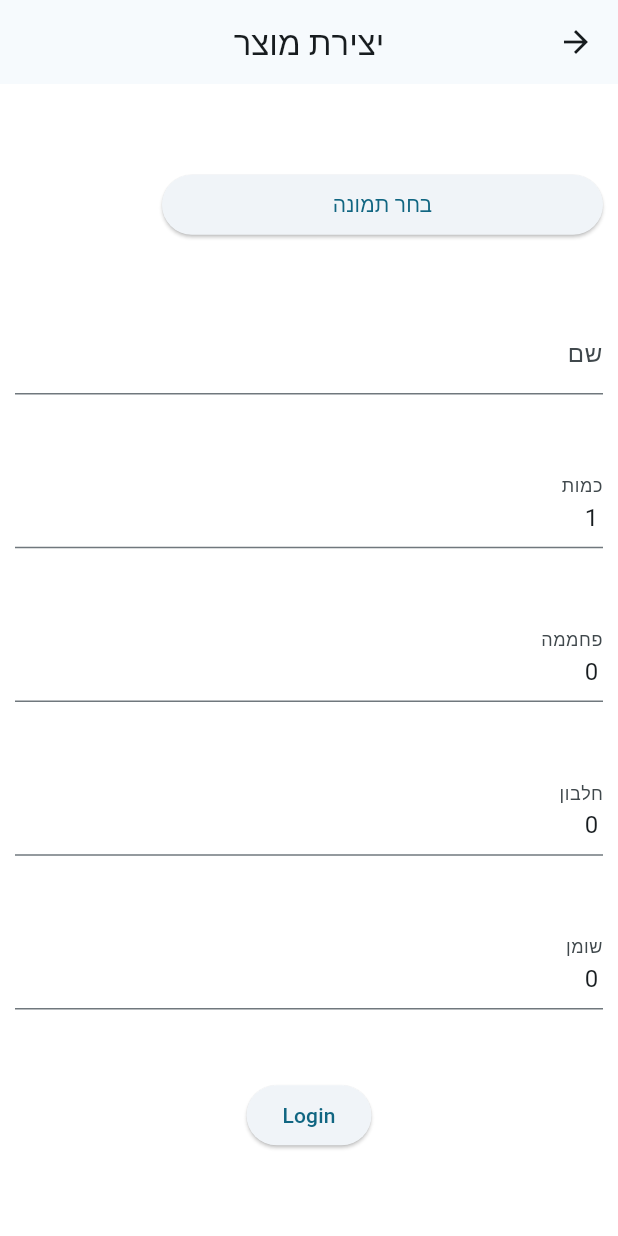
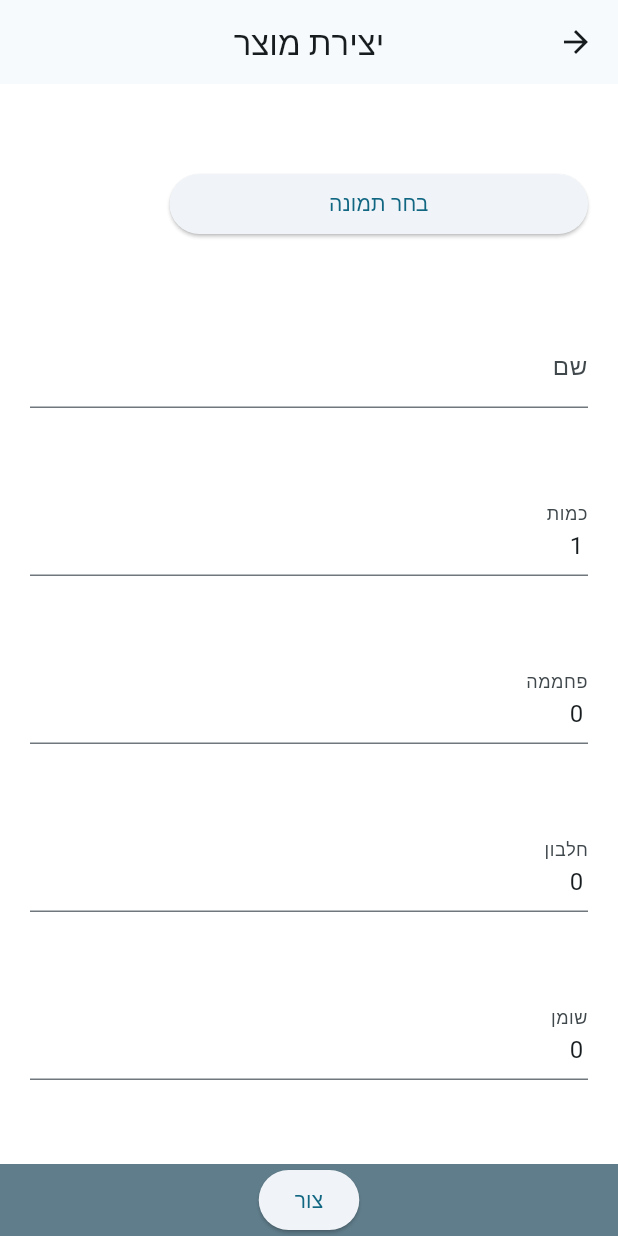
Before and after one commit to Coby-Amar/diet_tracker, a Flutter app: the screen it shows after launch, item 2 of the bottom bar chosen, after a tap on the "add" icon, on a phone screen of 412 x 824 dp. Run offline on Flutter 3.47's test engine with Material 2 defaults, Android fonts, the phone set to English and light mode, and no system bars; our stand-ins replace image_picker, sqflite; accounts and stored records are empty.

Commit message:
added create report

```diff
--- a/lib/pages/products.dart
+++ b/lib/pages/products.dart
@@ -17,7 +17,7 @@ class ProductsPage extends StatelessWidget {
     return Scaffold(
       appBar: AppBar(
         title: Text(
-          'Products',
+          'מוצרים',
           style: TextStyle(
             fontWeight: FontWeight.bold,
             fontSize: 24,
--- a/lib/pages/reports.dart
+++ b/lib/pages/reports.dart
@@ -1,7 +1,7 @@
 import 'package:diet_tracker/providers/models.dart';
 import 'package:diet_tracker/providers/reports.dart';
 import 'package:diet_tracker/widgets/create_edit_report.dart';
-import 'package:diet_tracker/widgets/entry_item.dart';
+import 'package:diet_tracker/widgets/report_card.dart';
 import 'package:flutter/material.dart';
 import 'package:provider/provider.dart';
 
@@ -12,7 +12,7 @@ class DiariesPage extends StatelessWidget {
   Widget build(BuildContext context) {
     final theme = Theme.of(context);
     final provider = context.watch<ReportsProvider>();
-    // final reports = provider.reports;
+    final reports = provider.reports;
     return Scaffold(
       appBar: AppBar(
         centerTitle: true,
@@ -25,35 +25,20 @@ class DiariesPage extends StatelessWidget {
             color: theme.primaryColorDark,
           ),
         ),
-        // actions: [
-
-        // ],
       ),
       body: GridView.count(
         crossAxisCount: 2,
-        children: List.generate(
-          100,
-          (index) => const EntryItem(),
-        ),
+        children: reports.map((report) => ReportCard(report: report)).toList(),
       ),
-      // body: ListView.separated(
-      //   itemBuilder: (context, index) => const DiaryItem(),
-      //   separatorBuilder: (context, index) => const Divider(),
-      //   itemCount: 20,
-      // ),
       floatingActionButton: FloatingActionButton(
         onPressed: () async {
-          final ReportModel? result = await showDialog(
+          final Report? result = await showDialog(
             context: context,
             builder: (context) => const CreateEditReportDialog(),
           );
-          // if (result != null) {
-          //   if (result.id != 0) {
-          //     provider.updateProduct(result);
-          //   } else {
-          //     provider.createProduct(result);
-          //   }
-          // }
+          if (result != null) {
+            provider.createReport(result);
+          }
         },
         backgroundColor: theme.primaryColorDark,
         shape: const CircleBorder(),
--- a/lib/providers/products.dart
+++ b/lib/providers/products.dart
@@ -17,8 +17,6 @@ class ProductsProvider with ChangeNotifier {
   loadProducts() async {
     final db = await DBHelper().database;
     final productsMaps = await db.query(table);
-    print('productsMaps: ');
-    print(productsMaps);
     products = productsMaps.map((e) => ProductModel.fromMap(e)).toList();
     notifyListeners();
   }
@@ -30,7 +28,7 @@ class ProductsProvider with ChangeNotifier {
             ${BaseModel.createdAtColumn} TEXT NOT NULL,
             ${BaseModel.updatedAtColumn} TEXT NOT NULL,
             ${ProductModel.imageColumn} TEXT DEFAULT NULL,
-            ${ProductModel.nameColumn} TEXT NOT NULL,
+            ${ProductModel.nameColumn} TEXT NOT NULL UNIQUE,
             ${ProductModel.amountColumn} INTEGER NOT NULL,
             ${ProductModel.carbohydrateColumn} INTEGER NOT NULL,
             ${ProductModel.proteinColumn} INTEGER NOT NULL,
--- a/lib/providers/reports.dart
+++ b/lib/providers/reports.dart
@@ -1,4 +1,5 @@
 import 'dart:async';
+import 'dart:convert';
 
 import 'package:diet_tracker/providers/db.dart';
 import 'package:diet_tracker/providers/models.dart';
@@ -6,7 +7,7 @@ import 'package:flutter/material.dart';
 import 'package:sqflite/sqflite.dart';
 
 class ReportsProvider with ChangeNotifier {
-  List<ReportModel> reports = [];
+  List<Report> reports = [];
 
   ReportsProvider() {
     loadReports();
@@ -14,18 +15,36 @@ class ReportsProvider with ChangeNotifier {
 
   loadReports() async {
     final db = await DBHelper().database;
+    final reportsMaps = await db.rawQuery(
+      '''
+      SELECT ${Report.dateColumn},
+      GROUP_CONCAT(${Report.entryIdColumn})
+      AS ${Report.entryKey}
+      FROM ${Report.table} AS r
+      INNER JOIN ${EntryModel.table} AS e ON e.${BaseModel.idColumn} = r.${Report.entryIdColumn}
+    ''',
+    );
     final entriesMaps = await db.rawQuery(
       '''
-      SELECT * FROM ${EntryModel.table}
-      INNER JOIN ${ProductModel.table} on ${ProductModel.table}.${BaseModel.idColumn} =  ${EntryModel.table}.${BaseModel.idColumn}
-    '''
-      '',
+      SELECT *
+      FROM ${EntryModel.table} as e
+      INNER JOIN ${ProductModel.table} AS p ON p.${BaseModel.idColumn} = e.${EntryModel.productIdColumn}
+      WHERE e.${BaseModel.idColumn} in (${reportsMaps.map((e) => e[Report.entryKey]).join()})
+    ''',
     );
-    print('entriesMaps');
-    print(entriesMaps);
+    final entries = entriesMaps.map((entry) =>
+        EntryModel.fromMap({...entry, EntryModel.productKey: entry}));
+    reports = reportsMaps
+        .map((e) => Report.fromMap({
+              ...e,
+              Report.entryKey: entries.where((entry) =>
+                  (e[Report.entryKey] as String)
+                      .split(',')
+                      .map((e) => int.tryParse(e))
+                      .contains(entry.id)),
+            }))
+        .toList();
     notifyListeners();
-    // final entries = entriesMaps.map((e) => EntryModel.fromMap(e)).toList();
-    // entries.reduce((value, element) => null)
   }
 
   static FutureOr<void> onCreate(Database db, int version) async {
@@ -35,10 +54,52 @@ class ReportsProvider with ChangeNotifier {
             ${BaseModel.createdAtColumn} TEXT NOT NULL,
             ${BaseModel.updatedAtColumn} TEXT NOT NULL,
             ${EntryModel.productIdColumn} TEXT NOT NULL,
-            ${EntryModel.dateColumn} TEXT NOT NULL,
             ${EntryModel.amountColumn} INTEGER NOT NULL,
             FOREIGN KEY (${EntryModel.productIdColumn}) REFERENCES ${ProductModel.table}(${BaseModel.idColumn})
           )
         ''');
+    await db.execute('''
+          CREATE TABLE  ${Report.table} (
+            ${Report.dateColumn} TEXT NOT NULL,
+            ${Report.entryIdColumn} INTEGER NOT NULL UNIQUE,
+            FOREIGN KEY (${Report.entryIdColumn}) REFERENCES ${EntryModel.table}(${BaseModel.idColumn})
+          )
+        ''');
+  }
+
+  Future<EntryModel> _createEntry(EntryModel entry) async {
+    final db = await DBHelper().database;
+    final entryMap = entry.toMap();
+    int id = await db.insert(EntryModel.table, entryMap);
+    return EntryModel.fromMap({
+      ...entryMap,
+      EntryModel.productKey: entry.product,
+      BaseModel.idColumn: id
+    });
+  }
+
+  Future<Report> _createReport(Report report) async {
+    final db = await DBHelper().database;
+    List<EntryModel> createdEntries = [];
+    for (final entry in report.entries) {
+      final createdEntry = await _createEntry(entry);
+      createdEntries.add(createdEntry);
+      await db.insert(Report.table, {
+        Report.dateColumn: report.date.toString(),
+        Report.entryIdColumn: createdEntry.id,
+      });
+    }
+    return Report(date: report.date, entries: createdEntries);
+  }
+
+  Future<bool> createReport(Report report) async {
+    try {
+      final createdReport = await _createReport(report);
+      reports.add(createdReport);
+      notifyListeners();
+      return true;
+    } catch (e) {
+      return false;
+    }
   }
 }
--- a/lib/widgets/autocomplete_form_field.dart
+++ b/lib/widgets/autocomplete_form_field.dart
@@ -27,7 +27,7 @@ class AutocompleteFormField<T extends BaseModel> extends StatelessWidget {
     return FormField<T>(
       validator: validator,
       onSaved: onSaved,
-      builder: (field) => RawAutocomplete<T>(
+      builder: (field) => Autocomplete<T>(
           optionsBuilder: optionsBuilder,
           onSelected: (option) => field.didChange(option),
           optionsViewBuilder: (context, onSelected, options) =>
--- a/lib/widgets/create_edit_product.dart
+++ b/lib/widgets/create_edit_product.dart
@@ -32,11 +32,14 @@ class _CreateEditProductDialogState extends State<CreateEditProductDialog> {
         title: const Text('יצירת מוצר'),
         centerTitle: true,
       ),
-      backgroundColor: Colors.white,
       body: Form(
         key: _formKey,
-        child: Padding(
-          padding: const EdgeInsets.all(10.0),
+        child: Column(
+          children: [
+            Expanded(
+              child: Container(
+                padding: const EdgeInsets.symmetric(horizontal: 20),
+                color: Colors.white,
                 child: Column(
                   mainAxisAlignment: MainAxisAlignment.spaceEvenly,
                   children: [
@@ -48,8 +51,6 @@ class _CreateEditProductDialogState extends State<CreateEditProductDialog> {
                             onPressed: () async {
                               final XFile? pickedFile = await _picker.pickImage(
                                   source: ImageSource.gallery);
-                        // FilePickerResult? result =
-                        //     await FilePicker.platform.pickFiles();
                               if (pickedFile != null) {
                                 setState(() {
                                   _image = pickedFile.path;
@@ -119,6 +120,10 @@ class _CreateEditProductDialogState extends State<CreateEditProductDialog> {
                         _fat = int.parse(newValue!.trim());
                       }),
                     ),
+                  ],
+                ),
+              ),
+            ),
             ElevatedButton(
               onPressed: () {
                 final result = _formKey.currentState?.validate();
@@ -135,10 +140,9 @@ class _CreateEditProductDialogState extends State<CreateEditProductDialog> {
                   fat: _fat,
                 ));
               },
-                child: const Text('Login'),
+              child: const Text('צור'),
             )
           ],
-          ),
         ),
       ),
     );
--- a/lib/widgets/create_edit_report.dart
+++ b/lib/widgets/create_edit_report.dart
@@ -23,8 +23,6 @@ class _CreateEditReportDialogState extends State<CreateEditReportDialog> {
   @override
   Widget build(BuildContext context) {
     final theme = Theme.of(context);
-    final products = context.read<ProductsProvider>().products;
-    final validations = Validations();
     return Scaffold(
       appBar: AppBar(
         title: const Text('יצירת דוח'),
@@ -64,7 +62,6 @@ class _CreateEditReportDialogState extends State<CreateEditReportDialog> {
                                               if (entryData == null) return;
                                               _entryies.add(EntryModel(
                                                   product: entryData.product!,
-                                                  date: _date,
                                                   amount: entryData.amount));
                                             }),
                                           ),
@@ -110,7 +107,6 @@ class _CreateEditReportDialogState extends State<CreateEditReportDialog> {
                                 if (entryData == null) return;
                                 _entryies.add(EntryModel(
                                     product: entryData.product!,
-                                    date: _date,
                                     amount: entryData.amount));
                               }),
                             ),
@@ -131,9 +127,9 @@ class _CreateEditReportDialogState extends State<CreateEditReportDialog> {
                 }
                 _formKey.currentState?.save();
                 Navigator.of(context)
-                    .pop(ReportModel(date: _date, entries: _entryies));
+                    .pop(Report(date: _date, entries: _entryies));
               },
-              child: const Text('Login'),
+              child: const Text('צור'),
             )
           ],
         ),
--- a/lib/widgets/date_picker_form_field.dart
+++ b/lib/widgets/date_picker_form_field.dart
@@ -18,6 +18,7 @@ class DatePicketFormField extends StatelessWidget {
   Widget build(BuildContext context) {
     return FormField<DateTime>(
       onSaved: onSaved,
+      initialValue: _today,
       builder: (field) {
         return TextFormField(
           controller: _controller,
--- /dev/null
+++ b/sdfsdf.json
@@ -0,0 +1,4 @@
+[
+    "{}",
+    "{}"
+]
```
Also changed, not shown: lib/providers/models.dart (+35 -22 lines), lib/widgets/app_autocomplete.dart (+25 -11 lines), lib/widgets/create_entry.dart (+23 -2 lines), lib/widgets/report_card.dart (added, +34 -0 lines). Lines whose indentation alone changed are shown as unchanged.
